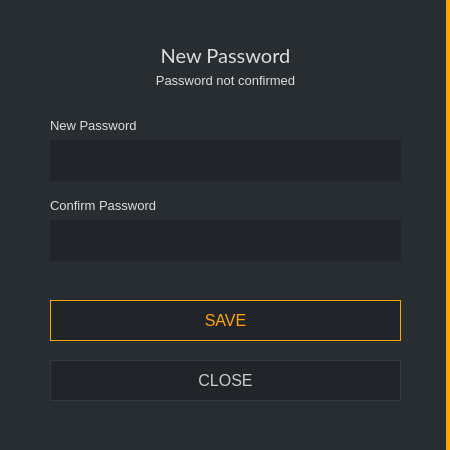
First picture: the form in src/gui/ui/newpassworddialog.ui, repository ConcealNetwork/conceal-desktop, before the edit.
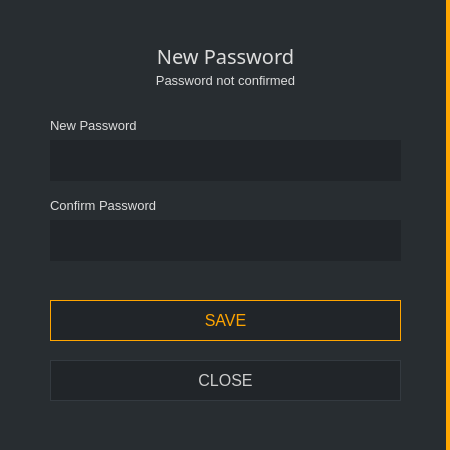
Second picture: the form after the edit.

```diff
--- a/src/gui/ui/newpassworddialog.ui
+++ b/src/gui/ui/newpassworddialog.ui
@@ -55,7 +55,7 @@
       </property>
       <property name="font">
        <font>
-        <family>Lato</family>
+        <family>Raleway</family>
         <pointsize>15</pointsize>
        </font>
       </property>
```
Left out of the diff: 4 changed lines with no effect on the pictures.
